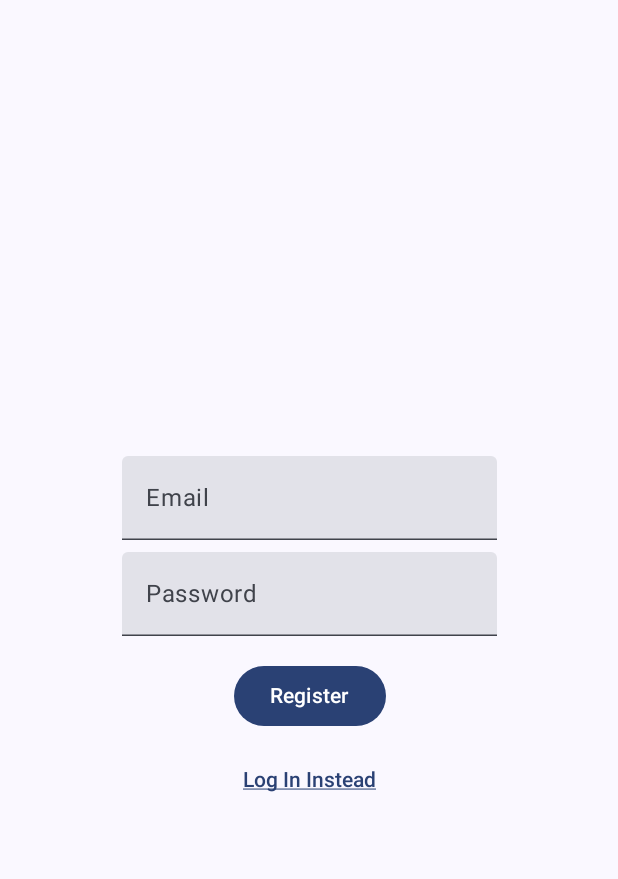
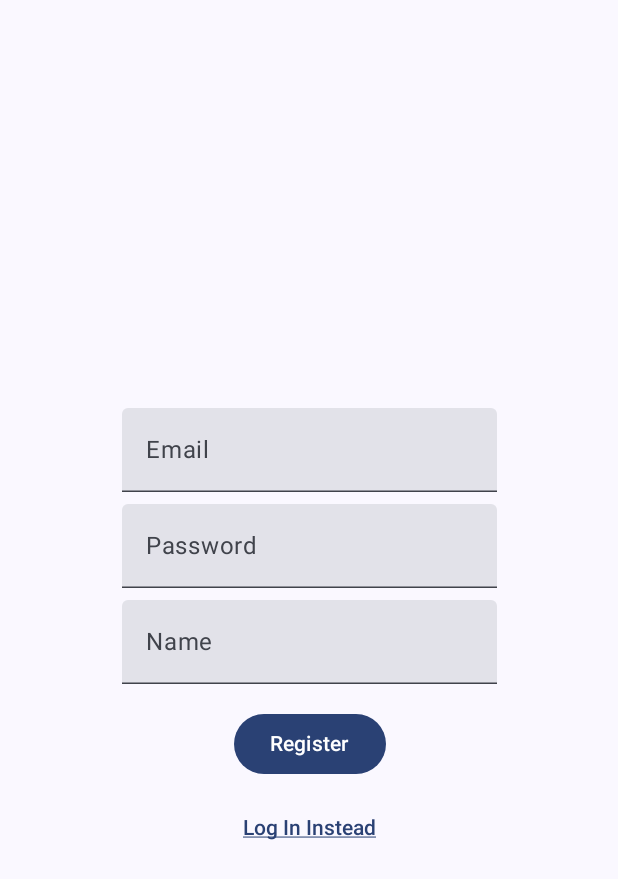
Before and after one commit to pims-diary/MathForKids, an Android app built with Jetpack Compose: the RegistrationScreen screen opened through its navigation route, on a phone screen of 412 x 824 dp. Shown: the top 879 px of the screen. Run offline under Robolectric (Android 15) with nearby library versions, the phone set to English and light mode, and no system bars.

Commit message:
Add name field in Register screen

```diff
--- a/app/src/main/java/com/example/math_for_kids/view/components/AuthenticationForm.kt
+++ b/app/src/main/java/com/example/math_for_kids/view/components/AuthenticationForm.kt
@@ -3,7 +3,6 @@ package com.example.math_for_kids.view.components
 import androidx.compose.foundation.layout.Arrangement
 import androidx.compose.foundation.layout.Column
 import androidx.compose.foundation.layout.Spacer
-import androidx.compose.foundation.layout.fillMaxSize
 import androidx.compose.foundation.layout.height
 import androidx.compose.foundation.layout.padding
 import androidx.compose.foundation.text.KeyboardOptions
@@ -24,6 +23,7 @@ import androidx.compose.ui.unit.dp
 fun AuthenticationForm(buttonName: String, onButtonClick: () -> Unit) {
     var email by remember { mutableStateOf("") }
     var password by remember { mutableStateOf("") }
+    var name by remember { mutableStateOf("") }
 
     Column(
         modifier = Modifier.padding(16.dp),
@@ -49,6 +49,18 @@ fun AuthenticationForm(buttonName: String, onButtonClick: () -> Unit) {
             keyboardOptions = KeyboardOptions(keyboardType = KeyboardType.Password),
             visualTransformation = PasswordVisualTransformation()
         )
+        if (buttonName == "Register") {
+            Spacer(modifier = Modifier.height(8.dp))
+            BasicTextField(
+                value = name,
+                onValueChange =
+                {
+                    name = it
+                },
+                labelText = "Name",
+                keyboardOptions = KeyboardOptions(keyboardType = KeyboardType.Text)
+            )
+        }
         Spacer(modifier = Modifier.height(16.dp))
         Button(onClick = onButtonClick) {
             Text(buttonName)
```
